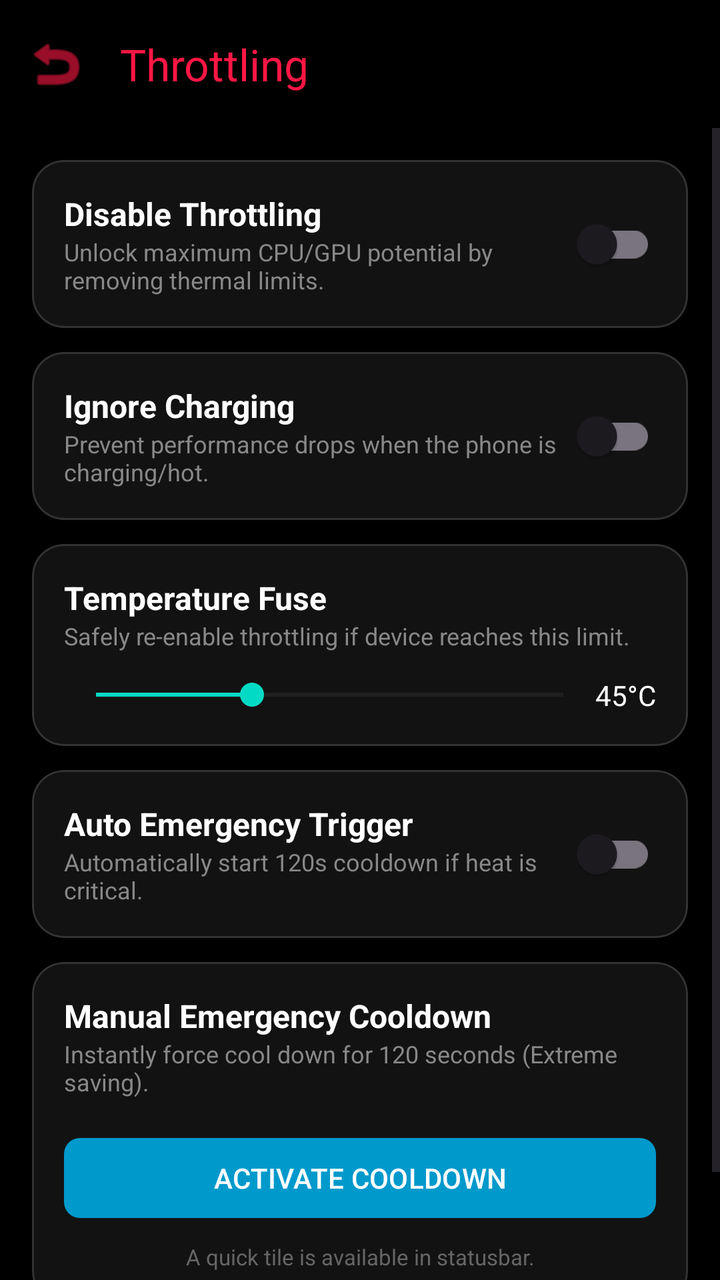
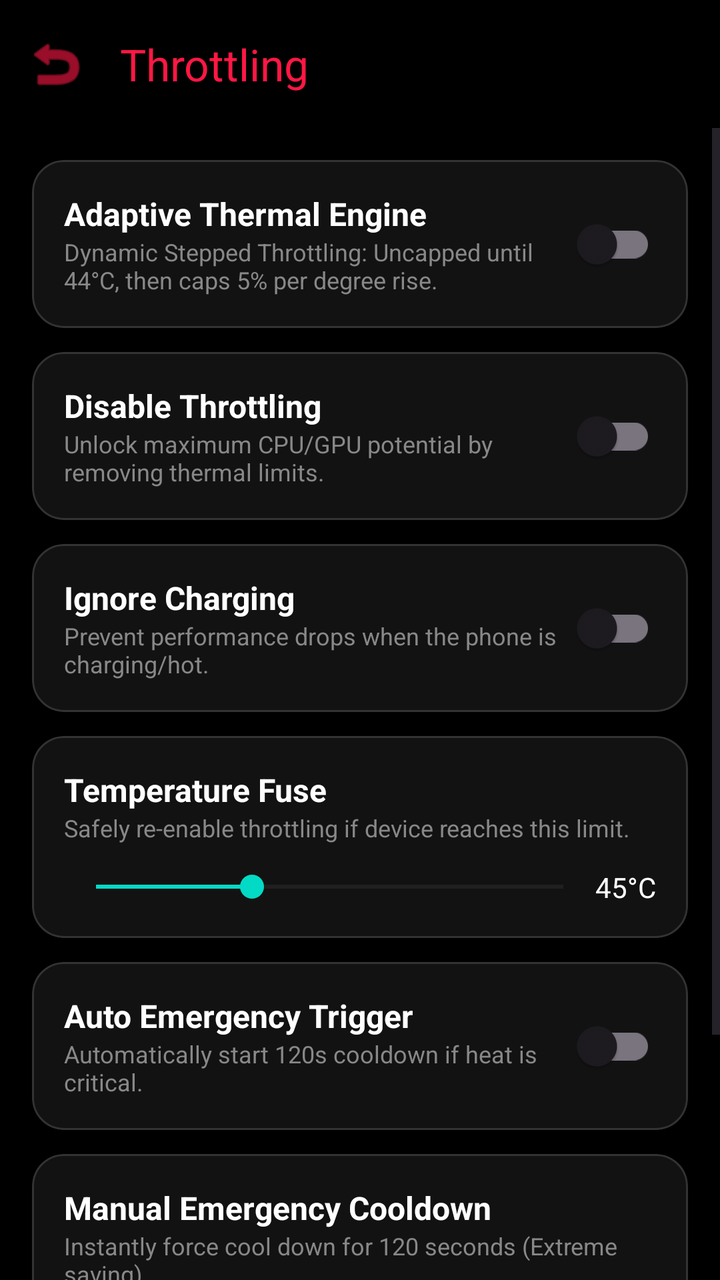

An Android layout rendered at two revisions. The XML below is the earlier revision; the diff shows what the commit changed to produce the second picture.
<!-- AndroidManifest.xml: activity theme Theme.PhoneControl -->
<!-- res/layout/activity_throttling.xml -->
<?xml version="1.0" encoding="utf-8"?>
<LinearLayout xmlns:android="http://schemas.android.com/apk/res/android"
    xmlns:app="http://schemas.android.com/apk/res-auto"
    android:layout_width="match_parent"
    android:layout_height="match_parent"
    android:orientation="vertical"
    android:background="@android:color/black"
    android:fitsSystemWindows="true">

    <com.google.android.material.appbar.MaterialToolbar
        android:id="@+id/toolbarThrottling"
        android:layout_width="match_parent"
        android:layout_height="?attr/actionBarSize"
        app:title="Throttling"
        app:titleTextColor="@color/color_thermal"
        app:navigationIcon="@android:drawable/ic_menu_revert"
        app:navigationIconTint="@color/color_thermal" />

    <ScrollView
        android:layout_width="match_parent"
        android:layout_height="match_parent">

        <LinearLayout
            android:layout_width="match_parent"
            android:layout_height="wrap_content"
            android:orientation="vertical"
            android:padding="16dp">

            
            <com.google.android.material.card.MaterialCardView
                android:layout_width="match_parent"
                android:layout_height="wrap_content"
                android:layout_marginBottom="12dp"
                app:cardCornerRadius="16dp"
                app:cardElevation="0dp"
                app:cardBackgroundColor="#121212"
                app:strokeWidth="1dp"
                app:strokeColor="#333333">
                <LinearLayout
                    android:layout_width="match_parent"
                    android:layout_height="wrap_content"
                    android:orientation="horizontal"
                    android:padding="16dp"
                    android:gravity="center_vertical">
                    <LinearLayout
                        android:layout_width="0dp"
                        android:layout_height="wrap_content"
                        android:layout_weight="1"
                        android:orientation="vertical">
                        <TextView
                            android:layout_width="wrap_content"
                            android:layout_height="wrap_content"
                            android:text="Disable Throttling"
                            android:textColor="@android:color/white"
                            android:textSize="16sp"
                            android:textStyle="bold" />
                        <TextView
                            android:layout_width="wrap_content"
                            android:layout_height="wrap_content"
                            android:text="Unlock maximum CPU/GPU potential by removing thermal limits."
                            android:textColor="#888888"
                            android:textSize="12sp" />
                    </LinearLayout>
                    <com.google.android.material.switchmaterial.SwitchMaterial
                        android:id="@+id/switchDisableThrottling"
                        android:layout_width="wrap_content"
                        android:layout_height="wrap_content" />
                </LinearLayout>
            </com.google.android.material.card.MaterialCardView>

            
            <com.google.android.material.card.MaterialCardView
                android:layout_width="match_parent"
                android:layout_height="wrap_content"
                android:layout_marginBottom="12dp"
                app:cardCornerRadius="16dp"
                app:cardElevation="0dp"
                app:cardBackgroundColor="#121212"
                app:strokeWidth="1dp"
                app:strokeColor="#333333">
                <LinearLayout
                    android:layout_width="match_parent"
                    android:layout_height="wrap_content"
                    android:orientation="horizontal"
                    android:padding="16dp"
                    android:gravity="center_vertical">
                    <LinearLayout
                        android:layout_width="0dp"
                        android:layout_height="wrap_content"
                        android:layout_weight="1"
                        android:orientation="vertical">
                        <TextView
                            android:layout_width="wrap_content"
                            android:layout_height="wrap_content"
                            android:text="Ignore Charging"
                            android:textColor="@android:color/white"
                            android:textSize="16sp"
                            android:textStyle="bold" />
                        <TextView
                            android:layout_width="wrap_content"
                            android:layout_height="wrap_content"
                            android:text="Prevent performance drops when the phone is charging/hot."
                            android:textColor="#888888"
                            android:textSize="12sp" />
                    </LinearLayout>
                    <com.google.android.material.switchmaterial.SwitchMaterial
                        android:id="@+id/switchIgnoreCharging"
                        android:layout_width="wrap_content"
                        android:layout_height="wrap_content" />
                </LinearLayout>
            </com.google.android.material.card.MaterialCardView>

            
            <com.google.android.material.card.MaterialCardView
                android:layout_width="match_parent"
                android:layout_height="wrap_content"
                android:layout_marginBottom="12dp"
                app:cardCornerRadius="16dp"
                app:cardElevation="0dp"
                app:cardBackgroundColor="#121212"
                app:strokeWidth="1dp"
                app:strokeColor="#333333">
                <LinearLayout
                    android:layout_width="match_parent"
                    android:layout_height="wrap_content"
                    android:orientation="vertical"
                    android:padding="16dp">
                    <TextView
                        android:layout_width="wrap_content"
                        android:layout_height="wrap_content"
                        android:text="Temperature Fuse"
                        android:textColor="@android:color/white"
                        android:textSize="16sp"
                        android:textStyle="bold" />
                    <TextView
                        android:layout_width="wrap_content"
                        android:layout_height="wrap_content"
                        android:text="Safely re-enable throttling if device reaches this limit."
                        android:textColor="#888888"
                        android:textSize="12sp"
                        android:layout_marginBottom="12dp" />
                    <LinearLayout
                        android:layout_width="match_parent"
                        android:layout_height="wrap_content"
                        android:gravity="center_vertical">
                        <SeekBar
                            android:id="@+id/seekbarTempFuse"
                            android:layout_width="0dp"
                            android:layout_height="wrap_content"
                            android:layout_weight="1"
                            android:max="15"
                            android:progress="5" />
                        <TextView
                            android:id="@+id/tvFuseValue"
                            android:layout_width="wrap_content"
                            android:layout_height="wrap_content"
                            android:text="45°C"
                            android:textColor="@android:color/white" />
                    </LinearLayout>
                </LinearLayout>
            </com.google.android.material.card.MaterialCardView>

            
            <com.google.android.material.card.MaterialCardView
                android:layout_width="match_parent"
                android:layout_height="wrap_content"
                android:layout_marginBottom="12dp"
                app:cardCornerRadius="16dp"
                app:cardElevation="0dp"
                app:cardBackgroundColor="#121212"
                app:strokeWidth="1dp"
                app:strokeColor="#333333">
                <LinearLayout
                    android:layout_width="match_parent"
                    android:layout_height="wrap_content"
                    android:orientation="vertical"
                    android:padding="16dp">
                    <LinearLayout
                        android:layout_width="match_parent"
                        android:layout_height="wrap_content"
                        android:orientation="horizontal"
                        android:gravity="center_vertical">
                        <LinearLayout
                            android:layout_width="0dp"
                            android:layout_height="wrap_content"
                            android:layout_weight="1"
                            android:orientation="vertical">
                            <TextView
                                android:layout_width="wrap_content"
                                android:layout_height="wrap_content"
                                android:text="Auto Emergency Trigger"
                                android:textColor="@android:color/white"
                                android:textSize="16sp"
                                android:textStyle="bold" />
                            <TextView
                                android:layout_width="wrap_content"
                                android:layout_height="wrap_content"
                                android:text="Automatically start 120s cooldown if heat is critical."
                                android:textColor="#888888"
                                android:textSize="12sp" />
                        </LinearLayout>
                        <com.google.android.material.switchmaterial.SwitchMaterial
                            android:id="@+id/switchAutoCooldown"
                            android:layout_width="wrap_content"
                            android:layout_height="wrap_content" />
                    </LinearLayout>
                    <LinearLayout
                        android:id="@+id/layoutAutoTriggerSeek"
                        android:layout_width="match_parent"
                        android:layout_height="wrap_content"
                        android:layout_marginTop="12dp"
                        android:gravity="center_vertical"
                        android:visibility="gone">
                        <SeekBar
                            android:id="@+id/seekbarAutoTrigger"
                            android:layout_width="0dp"
                            android:layout_height="wrap_content"
                            android:layout_weight="1"
                            android:max="20"
                            android:progress="10" />
                        <TextView
                            android:id="@+id/tvAutoTriggerValue"
                            android:layout_width="wrap_content"
                            android:layout_height="wrap_content"
                            android:text="50°C"
                            android:textColor="@android:color/white" />
                    </LinearLayout>
                </LinearLayout>
            </com.google.android.material.card.MaterialCardView>

            
            <com.google.android.material.card.MaterialCardView
                android:layout_width="match_parent"
                android:layout_height="wrap_content"
                android:layout_marginBottom="32dp"
                app:cardCornerRadius="16dp"
                app:cardElevation="0dp"
                app:cardBackgroundColor="#121212"
                app:strokeWidth="1dp"
                app:strokeColor="#333333">
                <LinearLayout
                    android:layout_width="match_parent"
                    android:layout_height="wrap_content"
                    android:orientation="vertical"
                    android:padding="16dp">
                    <TextView
                        android:layout_width="wrap_content"
                        android:layout_height="wrap_content"
                        android:text="Manual Emergency Cooldown"
                        android:textColor="@android:color/white"
                        android:textSize="16sp"
                        android:textStyle="bold" />
                    <TextView
                        android:layout_width="wrap_content"
                        android:layout_height="wrap_content"
                        android:text="Instantly force cool down for 120 seconds (Extreme saving)."
                        android:textColor="#888888"
                        android:textSize="12sp"
                        android:layout_marginBottom="8dp" />

                    <com.google.android.material.button.MaterialButton
                        android:id="@+id/btnCooldown"
                        android:layout_width="match_parent"
                        android:layout_height="wrap_content"
                        android:layout_marginTop="8dp"
                        android:text="ACTIVATE COOLDOWN"
                        android:textColor="@android:color/white"
                        app:backgroundTint="@android:color/holo_blue_dark"
                        app:cornerRadius="8dp" />

                    <TextView
                        android:layout_width="match_parent"
                        android:layout_height="wrap_content"
                        android:layout_marginTop="8dp"
                        android:text="A quick tile is available in statusbar."
                        android:textColor="#666666"
                        android:textSize="11sp"
                        android:gravity="center" />
                </LinearLayout>
            </com.google.android.material.card.MaterialCardView>

        </LinearLayout>
    </ScrollView>
</LinearLayout>
<!-- resources referenced by this layout -->
<resources>
  <color name="color_thermal">#FF1744</color>
  <style name="Theme.PhoneControl" parent="Theme.Material3.DayNight.NoActionBar">
          
          <item name="colorPrimary">@color/purple_500</item>
          <item name="colorPrimaryVariant">@color/purple_700</item>
          <item name="colorOnPrimary">@color/white</item>
          
          <item name="colorSecondary">@color/teal_200</item>
          <item name="colorSecondaryVariant">@color/teal_700</item>
          <item name="colorOnSecondary">@color/black</item>
          
          <item name="android:statusBarColor">@android:color/black</item>
          <item name="android:windowLightStatusBar" tools:targetApi="m">false</item>
          
          
          
      </style>
  <color name="purple_500">#FF6200EE</color>
  <color name="purple_700">#FF3700B3</color>
  <color name="white">#FFFFFFFF</color>
  <color name="teal_200">#FF03DAC5</color>
  <color name="teal_700">#FF018786</color>
  <color name="black">#FF000000</color>
</resources>

<!-- the commit's change to res/layout/activity_throttling.xml (unified diff, before → after) -->
@@ -25,6 +25,48 @@
             android:layout_height="wrap_content"
             android:orientation="vertical"
             android:padding="16dp">
+
+            
+            <com.google.android.material.card.MaterialCardView
+                android:layout_width="match_parent"
+                android:layout_height="wrap_content"
+                android:layout_marginBottom="12dp"
+                app:cardCornerRadius="16dp"
+                app:cardElevation="0dp"
+                app:cardBackgroundColor="#121212"
+                app:strokeWidth="1dp"
+                app:strokeColor="#333333">
+                <LinearLayout
+                    android:layout_width="match_parent"
+                    android:layout_height="wrap_content"
+                    android:orientation="horizontal"
+                    android:padding="16dp"
+                    android:gravity="center_vertical">
+                    <LinearLayout
+                        android:layout_width="0dp"
+                        android:layout_height="wrap_content"
+                        android:layout_weight="1"
+                        android:orientation="vertical">
+                        <TextView
+                            android:layout_width="wrap_content"
+                            android:layout_height="wrap_content"
+                            android:text="Adaptive Thermal Engine"
+                            android:textColor="@android:color/white"
+                            android:textSize="16sp"
+                            android:textStyle="bold" />
+                        <TextView
+                            android:layout_width="wrap_content"
+                            android:layout_height="wrap_content"
+                            android:text="Dynamic Stepped Throttling: Uncapped until 44°C, then caps 5% per degree rise."
+                            android:textColor="#888888"
+                            android:textSize="12sp" />
+                    </LinearLayout>
+                    <com.google.android.material.switchmaterial.SwitchMaterial
+                        android:id="@+id/switchAdaptiveThermal"
+                        android:layout_width="wrap_content"
+                        android:layout_height="wrap_content" />
+                </LinearLayout>
+            </com.google.android.material.card.MaterialCardView>
 
             
             <com.google.android.material.card.MaterialCardView
